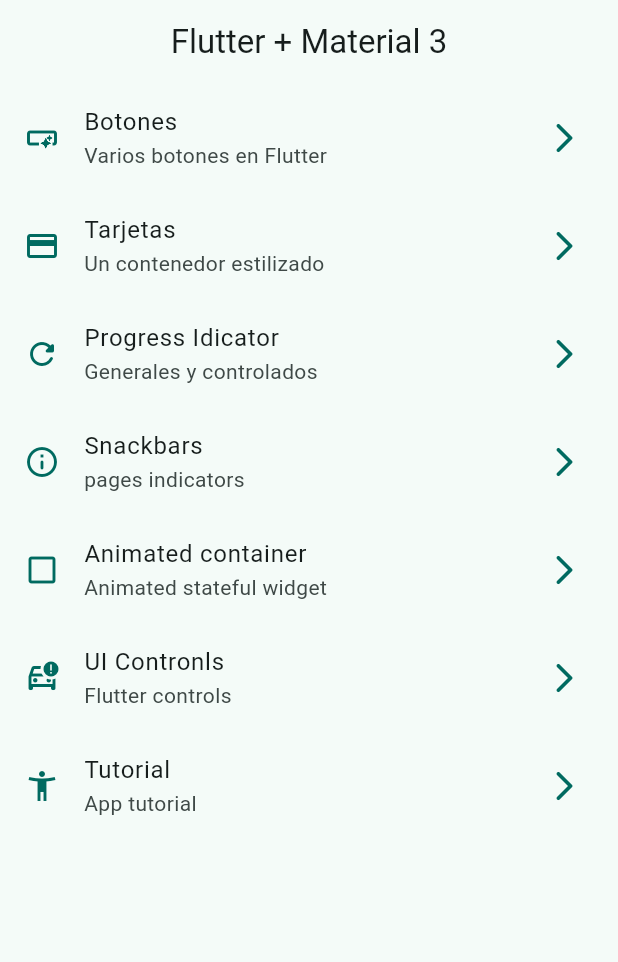
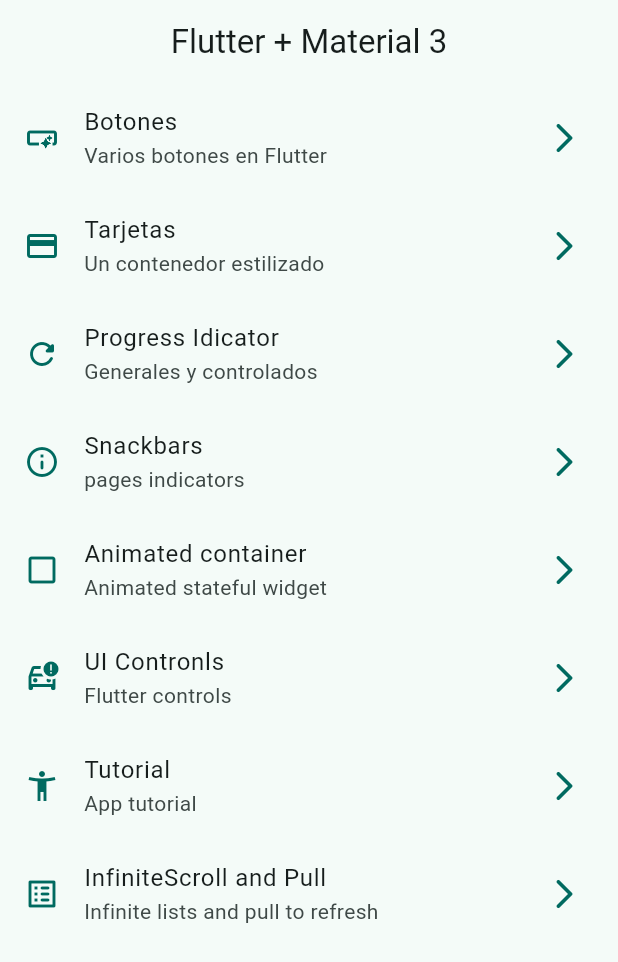
Before and after one commit to Hjuanma/widgets_app, a Flutter app: the screen it shows after launch, on a phone screen of 412 x 824 dp. Shown: the top 962 px of the screen. Run offline on Flutter 3.47's test engine with Material 2 defaults, Android fonts, the phone set to English and light mode, and no system bars; our stand-ins replace animate_do, go_router.

Commit message:
created scroll creen

```diff
--- a/lib/config/menu/menu_items.dart
+++ b/lib/config/menu/menu_items.dart
@@ -49,4 +49,9 @@ const appMenuItems = <MenuItem>[
       subTitle: "App tutorial",
       link: "/tutorial",
       icon: Icons.accessibility_new_outlined),
+  MenuItem(
+      title: "InfiniteScroll and Pull",
+      subTitle: "Infinite lists and pull to refresh",
+      link: "/infitescroll",
+      icon: Icons.list_alt_rounded),
 ];
--- a/lib/config/router/app_router.dart
+++ b/lib/config/router/app_router.dart
@@ -1,4 +1,5 @@
 import 'package:go_router/go_router.dart';
+import 'package:widgets_app/presentation/screens/infinite_scroll/infinite_scroll.dart';
 import 'package:widgets_app/presentation/screens/progress/progress_creen.dart';
 import 'package:widgets_app/presentation/screens/screens.dart';
 
@@ -45,5 +46,10 @@ final AppRouter = GoRouter(
       path: '/tutorial',
       builder: (context, state) => const AppTutorialScreen(),
     ),
+    GoRoute(
+      name: InfiniteScrollScreen.name,
+      path: '/infitescroll',
+      builder: (context, state) => const InfiniteScrollScreen(),
+    ),
   ],
 );
```
Also changed, not shown: lib/presentation/screens/ifinite_scroll/infinite_scroll.dart (deleted, +0 -13 lines), lib/presentation/screens/infinite_scroll/infinite_scroll.dart (added, +43 -0 lines).
